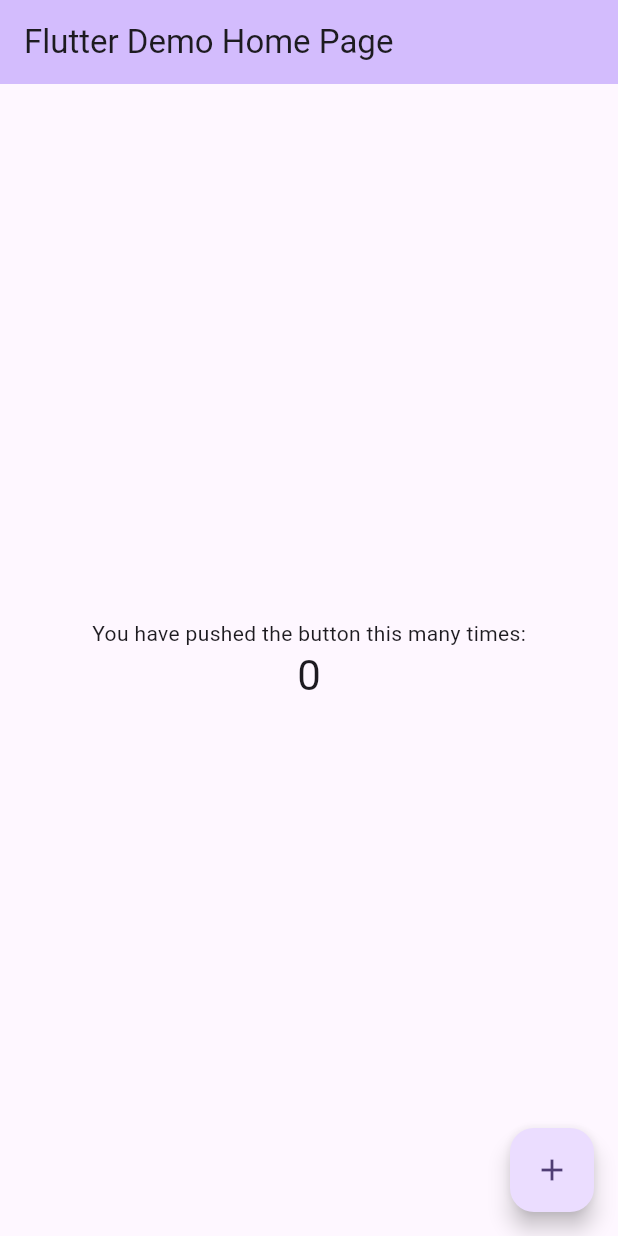
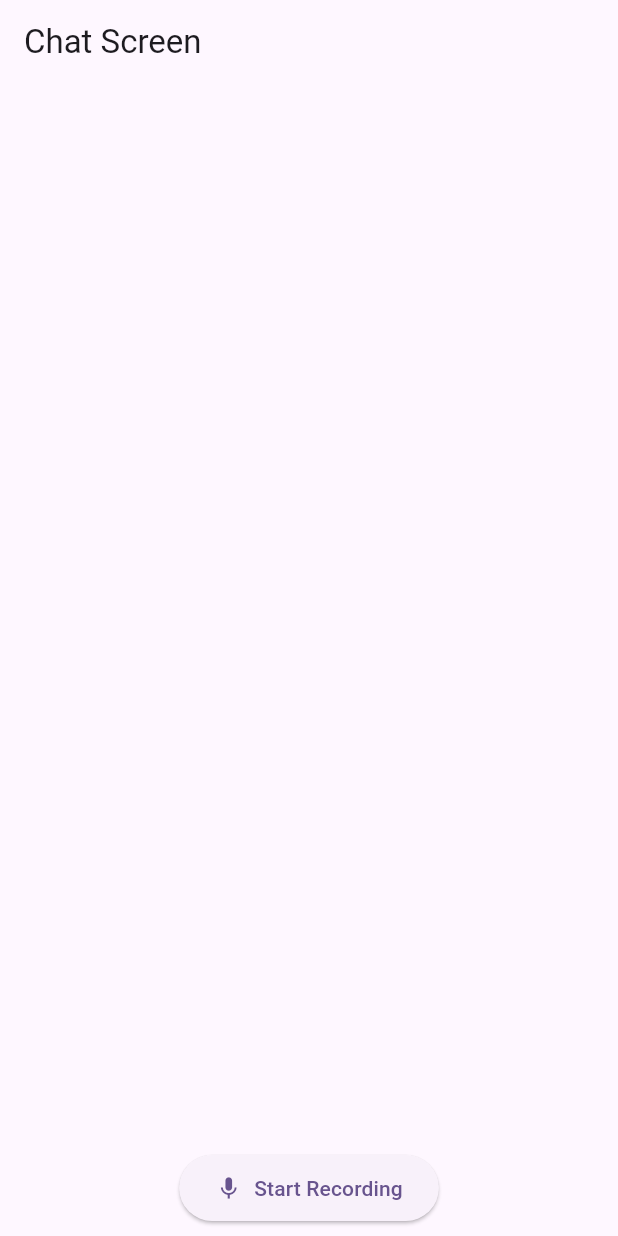
Before and after one commit to braresm/ChatBotFlutter, a Flutter app: the screen it shows after launch, on a phone screen of 412 x 824 dp. Run offline on Flutter 3.47's test engine with Material 3 defaults, Android fonts, the phone set to English and light mode, and no system bars; our stand-ins replace flutter_bloc, speech_to_text; missing offline and left inert: text_to_speech.

Commit message:
Implement chatbot project

```diff
--- /dev/null
+++ b/lib/blocs/chat_bloc.dart
@@ -0,0 +1,50 @@
+import 'dart:async';
+
+import 'package:flutter_bloc/flutter_bloc.dart';
+import 'package:flutter_chatbot/components/chat_message.dart';
+import 'package:flutter_chatbot/services/open_ai_api.dart';
+
+enum ChatState { initial, loading, success, failure }
+
+class ChatBloc extends Cubit<List<ChatMessage>> {
+  final OpenAiApi openAiApi; // Initialize your OpenAI API service here
+
+  ChatBloc({required this.openAiApi}) : super([]);
+
+  // State to track the current state of the chat screen
+  ChatState _chatState = ChatState.initial;
+
+  // Getter for accessing the current chat screen state
+  ChatState get chatState => _chatState;
+
+  Future<void> sendMessage(String message) async {
+    // Add the user message
+    addMessage(ChatMessage(isMyMessage: true, text: message));
+
+    // Update the state to loading while calling the OpenAI API
+    updateScreenState(ChatState.loading);
+
+    try {
+      final response = await openAiApi.sendMessage(message);
+
+      // Add the message received from OpenAI API call
+      addMessage(ChatMessage(isMyMessage: false, text: response));
+
+      // Update the state
+      updateScreenState(ChatState.success);
+    } catch (e) {
+      updateScreenState(ChatState.failure);
+    }
+  }
+
+  // Method to add a new message to the chat
+  void addMessage(ChatMessage message) {
+    emit([...state, message]);
+  }
+
+  // Method to update the chat screen state
+  void updateScreenState(ChatState newState) {
+    _chatState = newState;
+    emit(state); // Emitting current state of chat messages
+  }
+}
--- /dev/null
+++ b/lib/components/record_button.dart
@@ -0,0 +1,68 @@
+import 'package:flutter/material.dart';
+import 'package:speech_to_text/speech_to_text.dart' as stt;
+
+class RecordButton extends StatefulWidget {
+  final Function(String) onRecordedText;
+  const RecordButton({super.key, required this.onRecordedText});
+
+  @override
+  _RecordButtonState createState() => _RecordButtonState();
+}
+
+class _RecordButtonState extends State<RecordButton> {
+  final _speech = stt.SpeechToText();
+  String _recordedText = '';
+
+  void _startListening() async {
+    if (!_speech.isListening) {
+      bool available = await _speech.initialize();
+
+      if (available) {
+        setState(() {
+          _recordedText = '';
+        });
+
+        _speech.listen(
+          onResult: (result) {
+            setState(() {
+              _recordedText = result.recognizedWords;
+            });
+          },
+        );
+      }
+    }
+  }
+
+  void _stopRecording() {
+    if (_speech.isListening) {
+      _speech.stop();
+      widget.onRecordedText(
+          _recordedText); // Pass recorded text to the parent widget
+    }
+  }
+
+  @override
+  Widget build(BuildContext context) {
+    return ElevatedButton(
+      onPressed: () {
+        if (_speech.isListening) {
+          _stopRecording();
+        } else {
+          _startListening();
+        }
+      },
+      child: Padding(
+        padding: const EdgeInsets.symmetric(vertical: 12),
+        child: Row(
+          mainAxisAlignment: MainAxisAlignment.center,
+          mainAxisSize: MainAxisSize.min,
+          children: <Widget>[
+            Icon(_speech.isListening ? Icons.stop : Icons.mic),
+            const SizedBox(width: 8),
+            Text(_speech.isListening ? 'Stop Recording' : 'Start Recording'),
+          ],
+        ),
+      ),
+    );
+  }
+}
--- a/lib/main.dart
+++ b/lib/main.dart
@@ -1,4 +1,9 @@
 import 'package:flutter/material.dart';
+import 'package:flutter_bloc/flutter_bloc.dart';
+import 'package:flutter_chatbot/blocs/chat_bloc.dart';
+import 'package:flutter_chatbot/env/env.dart';
+import 'package:flutter_chatbot/screens/chat_screen.dart';
+import 'package:flutter_chatbot/services/open_ai_api.dart';
 
 void main() {
   runApp(const MyApp());
@@ -31,95 +36,17 @@ class MyApp extends StatelessWidget {
         colorScheme: ColorScheme.fromSeed(seedColor: Colors.deepPurple),
         useMaterial3: true,
       ),
-      home: const MyHomePage(title: 'Flutter Demo Home Page'),
+      home: Scaffold(
+        appBar: AppBar(
+          title: const Text('Chat Screen'),
+        ),
+        body: BlocProvider(
+          create: (context) {
+            return ChatBloc(openAiApi: OpenAiApi(apiKey: Env.openAiApiKey));
+          },
+          child: const ChatScreen(),
+        ),
+      ),
     );
   }
 }
-
-class MyHomePage extends StatefulWidget {
-  const MyHomePage({super.key, required this.title});
-
-  // This widget is the home page of your application. It is stateful, meaning
-  // that it has a State object (defined below) that contains fields that affect
-  // how it looks.
-
-  // This class is the configuration for the state. It holds the values (in this
-  // case the title) provided by the parent (in this case the App widget) and
-  // used by the build method of the State. Fields in a Widget subclass are
-  // always marked "final".
-
-  final String title;
-
-  @override
-  State<MyHomePage> createState() => _MyHomePageState();
-}
-
-class _MyHomePageState extends State<MyHomePage> {
-  int _counter = 0;
-
-  void _incrementCounter() {
-    setState(() {
-      // This call to setState tells the Flutter framework that something has
-      // changed in this State, which causes it to rerun the build method below
-      // so that the display can reflect the updated values. If we changed
-      // _counter without calling setState(), then the build method would not be
-      // called again, and so nothing would appear to happen.
-      _counter++;
-    });
-  }
-
-  @override
-  Widget build(BuildContext context) {
-    // This method is rerun every time setState is called, for instance as done
-    // by the _incrementCounter method above.
-    //
-    // The Flutter framework has been optimized to make rerunning build methods
-    // fast, so that you can just rebuild anything that needs updating rather
-    // than having to individually change instances of widgets.
-    return Scaffold(
-      appBar: AppBar(
-        // TRY THIS: Try changing the color here to a specific color (to
-        // Colors.amber, perhaps?) and trigger a hot reload to see the AppBar
-        // change color while the other colors stay the same.
-        backgroundColor: Theme.of(context).colorScheme.inversePrimary,
-        // Here we take the value from the MyHomePage object that was created by
-        // the App.build method, and use it to set our appbar title.
-        title: Text(widget.title),
-      ),
-      body: Center(
-        // Center is a layout widget. It takes a single child and positions it
-        // in the middle of the parent.
-        child: Column(
-          // Column is also a layout widget. It takes a list of children and
-          // arranges them vertically. By default, it sizes itself to fit its
-          // children horizontally, and tries to be as tall as its parent.
-          //
-          // Column has various properties to control how it sizes itself and
-          // how it positions its children. Here we use mainAxisAlignment to
-          // center the children vertically; the main axis here is the vertical
-          // axis because Columns are vertical (the cross axis would be
-          // horizontal).
-          //
-          // TRY THIS: Invoke "debug painting" (choose the "Toggle Debug Paint"
-          // action in the IDE, or press "p" in the console), to see the
-          // wireframe for each widget.
-          mainAxisAlignment: MainAxisAlignment.center,
-          children: <Widget>[
-            const Text(
-              'You have pushed the button this many times:',
-            ),
-            Text(
-              '$_counter',
-              style: Theme.of(context).textTheme.headlineMedium,
-            ),
-          ],
-        ),
-      ),
-      floatingActionButton: FloatingActionButton(
-        onPressed: _incrementCounter,
-        tooltip: 'Increment',
-        child: const Icon(Icons.add),
-      ), // This trailing comma makes auto-formatting nicer for build methods.
-    );
-  }
-}
--- /dev/null
+++ b/lib/screens/chat_screen.dart
@@ -0,0 +1,73 @@
+import 'package:flutter/material.dart';
+import 'package:flutter_bloc/flutter_bloc.dart';
+import 'package:flutter_chatbot/blocs/chat_bloc.dart';
+import 'package:flutter_chatbot/components/chat_message.dart';
+import 'package:flutter_chatbot/components/record_button.dart';
+
+class ChatScreen extends StatefulWidget {
+  const ChatScreen({super.key});
+
+  @override
+  State<ChatScreen> createState() => _ChatScreenState();
+}
+
+class _ChatScreenState extends State<ChatScreen> {
+  @override
+  Widget build(BuildContext context) {
+    return BlocBuilder<ChatBloc, List<ChatMessage>>(
+        builder: (context, messages) {
+      // Access the current state of the chat screen
+      final chatState = BlocProvider.of<ChatBloc>(context).chatState;
+      final isBotTyping = chatState == ChatState.loading;
+
+      return _buildChatInterface(messages, isBotTyping);
+    });
+  }
+
+  Widget _buildChatInterface(List<ChatMessage> messages, bool isBotTyping) {
+    return Column(
+      children: <Widget>[
+        Expanded(
+          child: ListView.builder(
+            itemCount: messages.length + (isBotTyping ? 1 : 0),
+            itemBuilder: (context, index) {
+              if (index == messages.length) {
+                return _buildTypingIndicator();
+              } else {
+                final message = messages[index];
+                return ChatMessage(
+                  text: message.text,
+                  isMyMessage: message.isMyMessage,
+                );
+              }
+            },
+          ),
+        ),
+        Container(
+          padding: const EdgeInsets.all(8.0),
+          child: Row(
+            mainAxisAlignment: MainAxisAlignment.center,
+            children: <Widget>[
+              RecordButton(
+                onRecordedText: (recordedText) {
+                  BlocProvider.of<ChatBloc>(context).sendMessage(recordedText);
+                },
+              )
+            ],
+          ),
+        ),
+      ],
+    );
+  }
+
+  Widget _buildTypingIndicator() {
+    return const ListTile(
+      leading: SizedBox(
+        width: 24,
+        height: 24,
+        child: CircularProgressIndicator(strokeWidth: 2),
+      ),
+      title: Text("Bot is typing..."),
+    );
+  }
+}
--- a/pubspec.yaml
+++ b/pubspec.yaml
@@ -37,6 +37,9 @@ dependencies:
   cupertino_icons: ^1.0.6
   envied: ^0.5.3
   flutter_bloc: ^8.1.4
+  http: ^1.2.1
+  speech_to_text: ^6.6.1
+  text_to_speech: ^0.2.3
 
 dev_dependencies:
   flutter_test:
```
Also changed, not shown: lib/components/chat_message.dart (added, +40 -0 lines), lib/services/open_ai_api.dart (added, +35 -0 lines), pubspec.lock, 2 other files.
